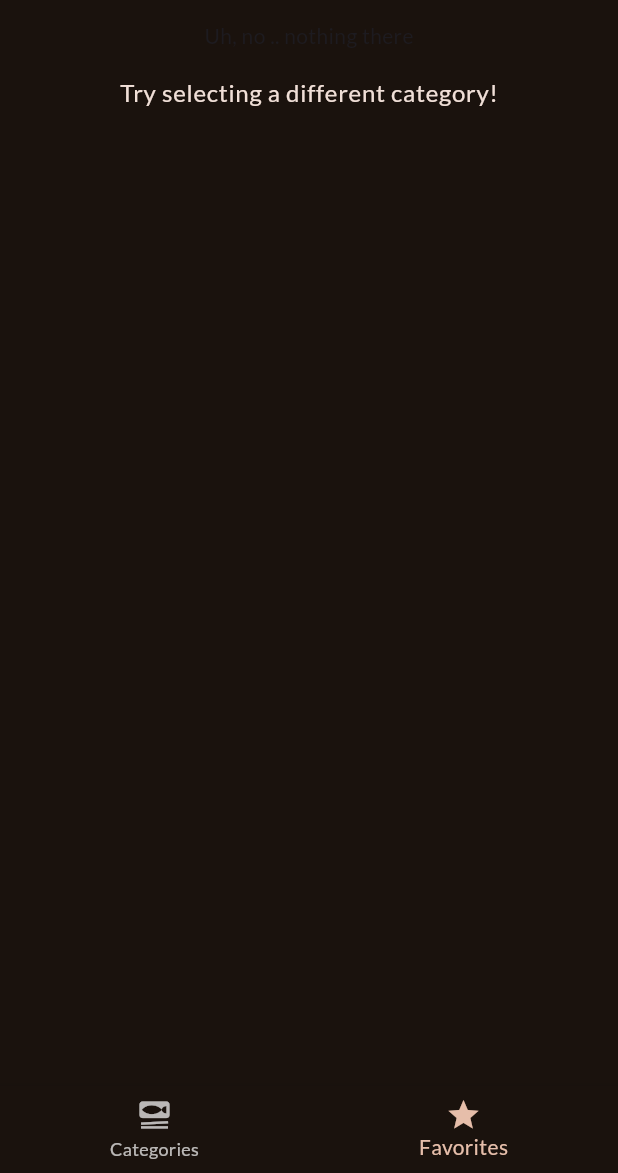
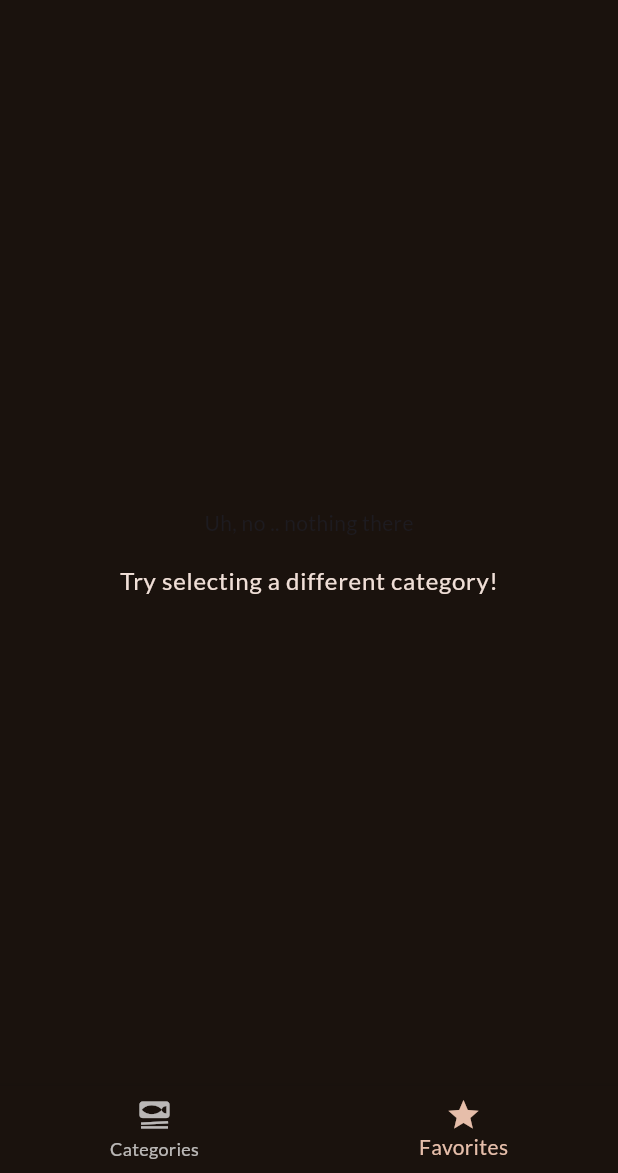
Before and after one commit to lancekian12/Meals-App, a Flutter app: the screen it shows after launch, item 2 of the bottom bar chosen, on a phone screen of 412 x 824 dp, the part 63-1236 px from its top. Run offline on Flutter 3.47's test engine with Material 3 defaults, Android fonts, the phone set to English and light mode, and no system bars; our stand-ins replace google_fonts, transparent_image.

Commit message:
Refactor some mistyped code

```diff
--- a/lib/screens/meals_screen.dart
+++ b/lib/screens/meals_screen.dart
@@ -1,20 +1,21 @@
 import 'package:flutter/material.dart';
-import 'package:meal/data/dummy_data.dart';
 import 'package:meal/models/meal.dart';
 import 'package:meal/screens/meal_details_screen.dart';
 import 'package:meal/widgets/meal_item.dart';
 
 class MealsScreen extends StatelessWidget {
-  const MealsScreen(
-      {super.key,
-      this.title,
-      required this.meals,
-      required this.onToggleFavorite});
+  const MealsScreen({
+    super.key,
+    this.title,
+    required this.meals,
+    required this.onToggleFavorite,
+  });
 
   final String? title;
   final List<Meal> meals;
   final void Function(Meal meal) onToggleFavorite;
 
+  // Added a function going to MealDetailScreen()
   void selectMeal(BuildContext context, Meal meal) {
     Navigator.of(context).push(
       MaterialPageRoute(
@@ -50,7 +51,7 @@ class MealsScreen extends StatelessWidget {
     if (meals.isEmpty) {
       content = Center(
         child: Column(
-          mainAxisSize: MainAxisSize.max,
+          mainAxisSize: MainAxisSize.min,
           children: [
             const Text('Uh, no .. nothing there'),
             const SizedBox(height: 16),
--- a/lib/screens/tabs_screen.dart
+++ b/lib/screens/tabs_screen.dart
@@ -1,9 +1,17 @@
 import 'package:flutter/material.dart';
+import 'package:meal/data/dummy_data.dart';
 import 'package:meal/screens/categories_screen.dart';
 import 'package:meal/screens/filters_screen.dart';
 import 'package:meal/screens/meals_screen.dart';
 import 'package:meal/models/meal.dart';
 import 'package:meal/widgets/main_drawer.dart';
+
+const kInitialFilters = {
+  Filter.glutenFree: false,
+  Filter.lactoseFree: false,
+  Filter.vegetarian: false,
+  Filter.vegan: false,
+};
 
 class TabsScreen extends StatefulWidget {
   const TabsScreen({super.key});
@@ -16,6 +24,7 @@ class TabsScreen extends StatefulWidget {
 class _TabsScreenState extends State<TabsScreen> {
   int _selectedPageIndex = 0;
   final List<Meal> _favoriteMeals = [];
+  Map<Filter, bool> _selectedFilters = kInitialFilters;
 
   void showInfoMessage(String message) {
     ScaffoldMessenger.of(context).clearSnackBars();
@@ -57,12 +66,15 @@ class _TabsScreenState extends State<TabsScreen> {
           builder: (ctx) => const FiltersScreen(),
         ),
       );
-      print('->>>>>> $result');
+      setState(() {
+        _selectedFilters = result ?? kInitialFilters;
+      });
     }
   }
 
   @override
   Widget build(BuildContext context) {
+    // final availableMeals = dummyMeals
     Widget activePage = CategoriesScreen(
       onToggleFavorite: _toggleMealFavoriteStatus,
     );
--- a/lib/widgets/main_drawer.dart
+++ b/lib/widgets/main_drawer.dart
@@ -10,7 +10,7 @@ class MainDrawer extends StatelessWidget {
       child: Column(
         children: [
           DrawerHeader(
-            padding: EdgeInsets.all(20),
+            padding: const EdgeInsets.all(20),
             decoration: BoxDecoration(
               gradient: LinearGradient(colors: [
                 Theme.of(context).colorScheme.primaryContainer,
```
Also changed, not shown: lib/screens/meal_details_screen.dart (+5 -2 lines).
